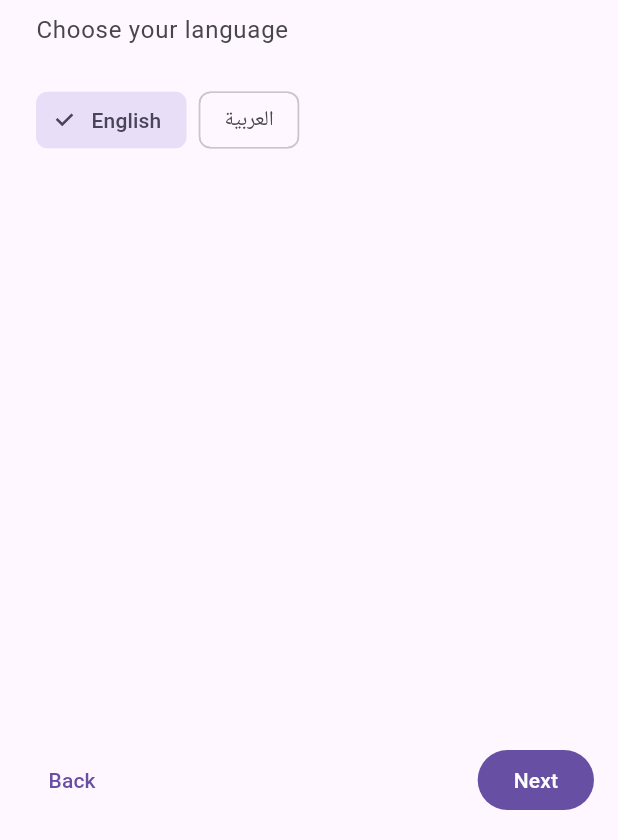
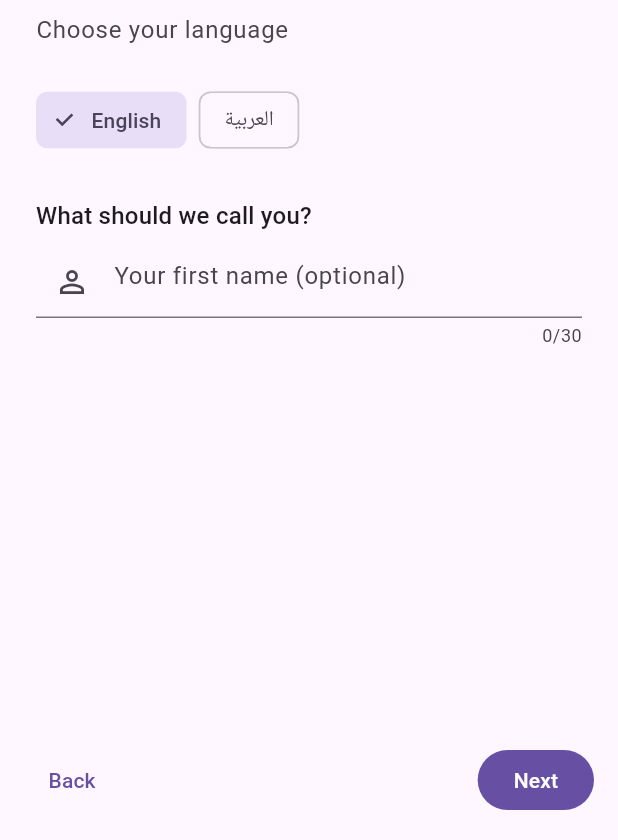
Before and after one commit to SaraAlMessabie/Daleel-Al-Ain-Tourism-App-, a Flutter app: the QuizScreen screen opened directly, on a phone screen of 412 x 824 dp, the part 396-1236 px from its top. Run offline on Flutter 3.47's test engine with Material 3 defaults, Android fonts, the phone set to English and light mode, and no system bars; our stand-ins replace firebase_core, flutter_map, geolocator, image_picker, latlong2, shared_preferences and 1 more; missing offline and left inert: flutter_map_marker_cluster, flutter_map_vector_tiles, tflite_flutter; accounts and stored records are empty.

Commit message:
fix stuff

```diff
--- a/lib/app_state.dart
+++ b/lib/app_state.dart
@@ -24,6 +24,30 @@ class AppState extends ChangeNotifier {
   Set<int> tagIds = {};
   bool quizDone = false;
   int? _prefId;
+
+  // --- The traveller's name (optional, asked in the welcome questions) ------
+  static const _nameKey = 'daleel_user_name_v1';
+  String userName = '';
+
+  Future<void> setUserName(String name) async {
+    userName = name.trim();
+    notifyListeners();
+    try {
+      final prefs = await SharedPreferences.getInstance();
+      await prefs.setString(_nameKey, userName);
+    } catch (_) {
+      // Best effort: the name still shows this session.
+    }
+  }
+
+  Future<void> _loadName() async {
+    try {
+      final prefs = await SharedPreferences.getInstance();
+      userName = prefs.getString(_nameKey) ?? '';
+    } catch (_) {
+      userName = '';
+    }
+  }
 
   // --- Saved places --------------------------------------------------------
   static const _favoritesKey = 'daleel_favorites_v1';
@@ -88,6 +112,7 @@ class AppState extends ChangeNotifier {
 
   Future<void> load() async {
     await _loadFavorites();
+    await _loadName();
     final db = await Db.get();
     final rows = await db.query('user_preference', orderBy: 'pref_id DESC', limit: 1);
     if (rows.isEmpty) return; // first launch: no quiz answers yet
--- a/lib/camera/classifier.dart
+++ b/lib/camera/classifier.dart
@@ -58,6 +58,7 @@ class Classifier {
   final Float32List _b;
   final double _temp;
   final double notSureBelow;
+  static const double minGap = 0.15; // best guess must beat the second by 15 points
 
   static Future<Classifier> load() async {
     final interp = await Interpreter.fromAsset('assets/model/mobilenetv3_embedder.tflite');
@@ -111,7 +112,10 @@ class Classifier {
     final top = [
       for (final i in order.take(3)) Prediction(_labels[i], exps[i] / sum),
     ];
-    return ClassifyResult(top, top.first.confidence < notSureBelow);
+    // Be cautious: also say "Not sure" when the top two guesses are close,
+    // because then the model is torn between two places.
+    final close = top.length > 1 && (top[0].confidence - top[1].confidence) < minGap;
+    return ClassifyResult(top, top.first.confidence < notSureBelow || close);
   }
 
   void close() => _interp.close();
--- a/lib/screens/browse_screen.dart
+++ b/lib/screens/browse_screen.dart
@@ -64,7 +64,11 @@ class _BrowseScreenState extends State<BrowseScreen> {
   Widget build(BuildContext context) {
     final s = context.watch<AppState>();
     return Scaffold(
-      appBar: AppBar(title: Text(s.t('tab_browse'))),
+      appBar: AppBar(
+        title: Text(s.userName.isEmpty
+            ? s.t('tab_browse')
+            : '${s.t('hello')} ${s.userName}'),
+      ),
       body: FutureBuilder<(List<Attraction>, List<PlaceCategoryRow>)>(
         future: _future,
         builder: (context, snap) {
--- a/lib/screens/quiz_screen.dart
+++ b/lib/screens/quiz_screen.dart
@@ -22,12 +22,14 @@ class _QuizScreenState extends State<QuizScreen> {
   String? _style;
   Set<int> _groups = {};
   int? _budget;
+  final _name = TextEditingController();
 
   @override
   void initState() {
     super.initState();
     final s = context.read<AppState>();
     _lang = s.language;
+    _name.text = s.userName;
     if (widget.retake) {
       _style = s.travelStyle;
       _groups = groupsOf(s.tagIds);
@@ -38,6 +40,7 @@ class _QuizScreenState extends State<QuizScreen> {
   @override
   void dispose() {
     _pc.dispose();
+    _name.dispose();
     super.dispose();
   }
 
@@ -58,6 +61,7 @@ class _QuizScreenState extends State<QuizScreen> {
     if (_page < 3) return _go(1);
     final s = context.read<AppState>();
     final b = _budget!;
+    await s.setUserName(_name.text);
     await s.save(
       lang: _lang,
       style: _style,
@@ -107,12 +111,30 @@ class _QuizScreenState extends State<QuizScreen> {
                     logo: true,
                     title: s.t('q_lang'),
                     sub: s.t('q_lang_sub'),
-                    child: LanguageChoice(
-                      value: _lang,
-                      onChanged: (v) {
-                        setState(() => _lang = v);
-                        s.setLanguage(v); // switch the screen language immediately
-                      },
+                    child: Column(
+                      crossAxisAlignment: CrossAxisAlignment.start,
+                      children: [
+                        LanguageChoice(
+                          value: _lang,
+                          onChanged: (v) {
+                            setState(() => _lang = v);
+                            s.setLanguage(v); // switch the screen language immediately
+                          },
+                        ),
+                        const SizedBox(height: 28),
+                        Text(s.t('q_name'), style: Theme.of(context).textTheme.titleMedium),
+                        const SizedBox(height: 8),
+                        TextField(
+                          controller: _name,
+                          maxLength: 30,
+                          textCapitalization: TextCapitalization.words,
+                          textInputAction: TextInputAction.done,
+                          decoration: InputDecoration(
+                            hintText: s.t('q_name_hint'),
+                            prefixIcon: const Icon(Icons.person_outline),
+                          ),
+                        ),
+                      ],
                     ),
                   ),
                   _Question(
--- a/lib/strings.dart
+++ b/lib/strings.dart
@@ -2,6 +2,11 @@
 const Map<String, String> _en = {
   'tab_browse': 'Explore', 'tab_map': 'Map', 'tab_camera': 'Camera', 'tab_profile': 'Profile',
   'q_lang': 'Welcome to Daleel', 'q_lang_sub': 'Choose your language',
+  'q_name': 'What should we call you?', 'q_name_hint': 'Your first name (optional)',
+  'hello': 'Hello,', 'p_name': 'Name', 'p_name_title': 'Your name', 'p_save': 'Save',
+  'cam_likely': 'This looks like', 'cam_possible': 'This could be',
+  'cam_band_high': 'Strong match', 'cam_band_mid': 'Possible match',
+  'cam_check': 'This is a computer guess and it can be wrong. Please check the signs at the place.',
   'q_who': 'Who is travelling?', 'q_who_sub': 'Pick one',
   'q_interests': 'What do you enjoy?', 'q_interests_sub': 'Pick up to 4',
   'q_limit': 'You can pick up to 4. Remove one to choose another.',
@@ -46,6 +51,11 @@ const Map<String, String> _en = {
 const Map<String, String> _ar = {
   'tab_browse': 'استكشف', 'tab_map': 'الخريطة', 'tab_camera': 'الكاميرا', 'tab_profile': 'حسابي',
   'q_lang': 'مرحباً بك في دليل', 'q_lang_sub': 'اختر لغتك',
+  'q_name': 'بماذا نناديك؟', 'q_name_hint': 'اسمك الأول (اختياري)',
+  'hello': 'مرحباً', 'p_name': 'الاسم', 'p_name_title': 'اسمك', 'p_save': 'حفظ',
+  'cam_likely': 'يبدو أن هذا هو', 'cam_possible': 'قد يكون هذا',
+  'cam_band_high': 'تطابق قوي', 'cam_band_mid': 'تطابق محتمل',
+  'cam_check': 'هذا تخمين من الحاسوب وقد يكون خاطئاً. يرجى التأكد من اللوحات في المكان.',
   'q_who': 'مع من تسافر؟', 'q_who_sub': 'اختر واحداً',
   'q_interests': 'ما الذي تستمتع به؟', 'q_interests_sub': 'اختر حتى 4',
   'q_limit': 'يمكنك اختيار 4 كحد أقصى. أزل اختياراً لتختار غيره.',
```
Also changed, not shown: lib/screens/camera_screen.dart (+11 -4 lines), lib/screens/profile_screen.dart (+33 -1 lines), assets/images/al_ain_oasis.jpg (renamed from assets/images/al_ain_oasisi.jpg), assets/images/al_jahili_fort.jpg (renamed from assets/images/al_jahli_fort.jpg), assets/images/al_qattara_arts_centre.jpg (renamed from assets/images/al_qattara_art_center.jpg), assets/images/bin_helal_fort.jpg (renamed from assets/images/bin_helal_fort.png), assets/images/jebel_hafeet_park.jpg (renamed from assets/images/green_mubazzarah.jpg), assets/images/szdlc.jpg (renamed from assets/images/Sheikh_Zayed_Desert_Learning_Center.jpg).
